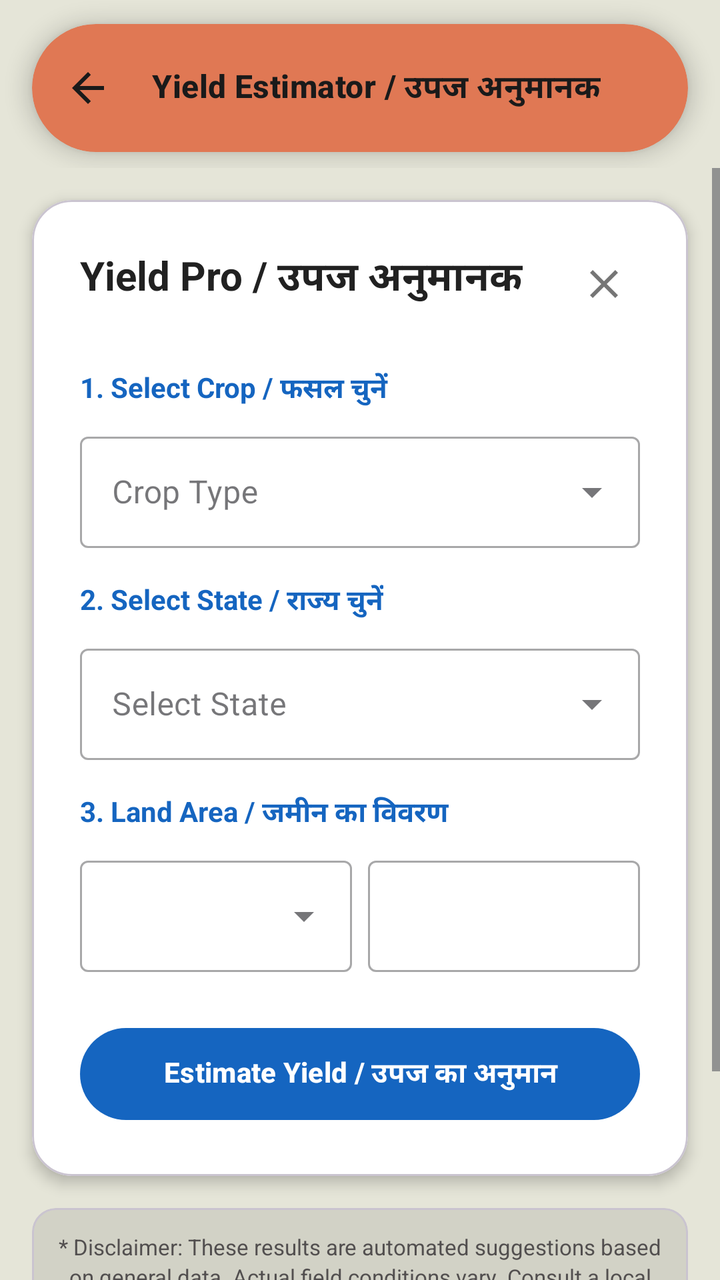
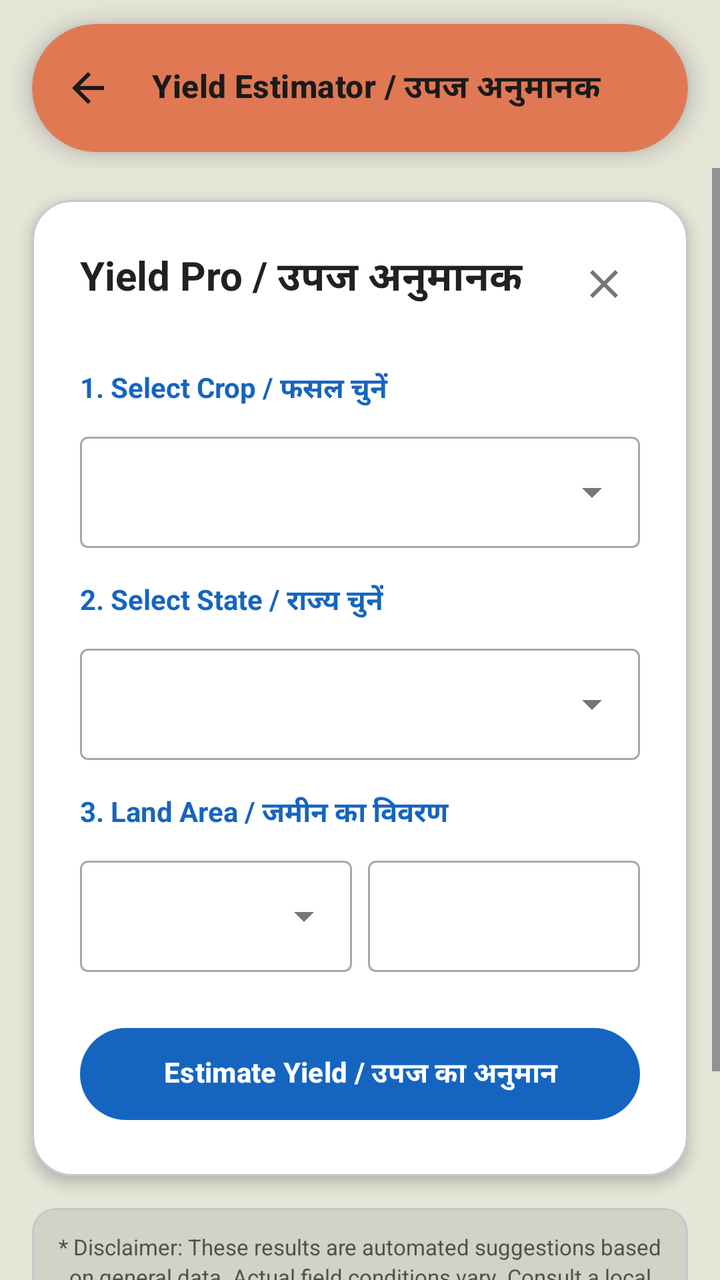

Two renders of the same Android screen: before a commit and after it. Below are the layout's source before the change and the commit's diff.
<!-- AndroidManifest.xml: application theme Theme.Jai_Kisan -->
<!-- res/layout/activity_yield_estimator.xml -->
<?xml version="1.0" encoding="utf-8"?>
<LinearLayout
    xmlns:android="http://schemas.android.com/apk/res/android"
    xmlns:app="http://schemas.android.com/apk/res-auto"
    android:id="@+id/root_view"
    android:layout_width="match_parent"
    android:layout_height="match_parent"
    android:orientation="vertical"
    android:background="#E5E5D8"
    android:fitsSystemWindows="true">

    <com.google.android.material.appbar.AppBarLayout
        android:layout_width="match_parent"
        android:layout_height="wrap_content"
        android:background="@android:color/transparent"
        app:elevation="0dp">

        <com.google.android.material.card.MaterialCardView
            android:layout_width="match_parent"
            android:layout_height="wrap_content"
            android:layout_marginStart="16dp"
            android:layout_marginEnd="16dp"
            android:layout_marginTop="12dp"
            android:layout_marginBottom="8dp"
            app:cardCornerRadius="32dp"
            app:cardElevation="6dp"
            app:cardMaxElevation="6dp"
            app:strokeWidth="0dp"
            app:cardUseCompatPadding="false"
            app:cardBackgroundColor="#E07854">

            <com.google.android.material.appbar.MaterialToolbar
                android:id="@+id/toolbar"
                android:layout_width="match_parent"
                android:layout_height="?attr/actionBarSize"
                app:titleTextAppearance="@style/TextAppearance.JaiKisan.ToolbarTitle"
                app:title="Yield Estimator / उपज अनुमानक"
                app:titleTextColor="#1A1A1A"
                app:navigationIcon="@drawable/ic_arrow_back_24"
                app:navigationIconTint="#1A1A1A" />
        </com.google.android.material.card.MaterialCardView>
    </com.google.android.material.appbar.AppBarLayout>

    <ScrollView
        android:layout_width="match_parent"
        android:layout_height="match_parent"
        android:fillViewport="true"
        android:clipToPadding="false">

        <LinearLayout
            android:layout_width="match_parent"
            android:layout_height="wrap_content"
            android:orientation="vertical"
            android:paddingBottom="30dp">

            <com.google.android.material.card.MaterialCardView
                android:layout_width="match_parent"
                android:layout_height="wrap_content"
                android:layout_margin="16dp"
                app:cardBackgroundColor="#FFFFFF"
                app:cardCornerRadius="20dp"
                app:cardElevation="4dp">

                <LinearLayout
                    android:layout_width="match_parent"
                    android:layout_height="wrap_content"
                    android:orientation="vertical"
                    android:padding="24dp">

                    <RelativeLayout
                        android:layout_width="match_parent"
                        android:layout_height="wrap_content">
                        <TextView
                            android:id="@+id/tv_title_yield_pro"
                            android:layout_width="wrap_content"
                            android:layout_height="wrap_content"
                            android:text="Yield Pro / उपज अनुमानक"
                            android:textSize="20sp"
                            android:textStyle="bold"
                            android:textColor="#212121" />
                        <ImageButton
                            android:id="@+id/btn_close"
                            android:layout_width="36dp"
                            android:layout_height="36dp"
                            android:layout_alignParentEnd="true"
                            android:src="@drawable/ic_close"
                            android:background="?attr/selectableItemBackgroundBorderless"
                            app:tint="#757575" />
                    </RelativeLayout>

                    <Space android:layout_height="24dp" android:layout_width="match_parent" />

                    <TextView
                        android:id="@+id/tv_title_select_crop"
                        android:layout_width="wrap_content"
                        android:layout_height="wrap_content"
                        android:text="1. Select Crop / फसल चुनें"
                        android:textStyle="bold"
                        android:textColor="#1565C0" />
                    <com.google.android.material.textfield.TextInputLayout
                        android:id="@+id/layout_dropdown_crop"
                        style="@style/Widget.MaterialComponents.TextInputLayout.OutlinedBox.ExposedDropdownMenu"
                        android:layout_width="match_parent" android:layout_height="wrap_content" android:layout_marginTop="8dp">
                        <AutoCompleteTextView android:id="@+id/dropdown_crop" android:layout_width="match_parent"
                            android:layout_height="wrap_content" android:hint="Crop Type" android:inputType="none" />
                    </com.google.android.material.textfield.TextInputLayout>

                    <Space android:layout_height="16dp" android:layout_width="match_parent" />

                    <TextView
                        android:id="@+id/tv_title_select_state"
                        android:layout_width="wrap_content"
                        android:layout_height="wrap_content"
                        android:text="2. Select State / राज्य चुनें"
                        android:textStyle="bold"
                        android:textColor="#1565C0" />
                    <com.google.android.material.textfield.TextInputLayout
                        android:id="@+id/layout_dropdown_state"
                        style="@style/Widget.MaterialComponents.TextInputLayout.OutlinedBox.ExposedDropdownMenu"
                        android:layout_width="match_parent" android:layout_height="wrap_content" android:layout_marginTop="8dp">
                        <AutoCompleteTextView android:id="@+id/dropdown_state" android:layout_width="match_parent"
                            android:layout_height="wrap_content" android:hint="Select State" android:inputType="none" />
                    </com.google.android.material.textfield.TextInputLayout>

                    <Space android:layout_height="16dp" android:layout_width="match_parent" />

                    <TextView
                        android:id="@+id/tv_title_land_area"
                        android:layout_width="wrap_content"
                        android:layout_height="wrap_content"
                        android:text="3. Land Area / जमीन का विवरण"
                        android:textStyle="bold"
                        android:textColor="#1565C0" />
                    <LinearLayout android:layout_width="match_parent" android:layout_height="wrap_content"
                        android:orientation="horizontal" android:layout_marginTop="8dp">
                        <com.google.android.material.textfield.TextInputLayout
                            android:id="@+id/layout_dropdown_unit"
                            style="@style/Widget.MaterialComponents.TextInputLayout.OutlinedBox.ExposedDropdownMenu"
                            android:layout_width="0dp" android:layout_height="wrap_content" android:layout_weight="1" android:layout_marginEnd="8dp">
                            <AutoCompleteTextView android:id="@+id/dropdown_unit" android:layout_width="match_parent"
                                android:layout_height="wrap_content" android:inputType="none" />
                        </com.google.android.material.textfield.TextInputLayout>
                        <com.google.android.material.textfield.TextInputLayout
                            android:id="@+id/layout_input_area"
                            style="@style/Widget.MaterialComponents.TextInputLayout.OutlinedBox"
                            android:layout_width="0dp" android:layout_height="wrap_content" android:layout_weight="1">
                            <com.google.android.material.textfield.TextInputEditText android:id="@+id/input_area"
                                android:layout_width="match_parent" android:layout_height="wrap_content" android:inputType="numberDecimal" />
                        </com.google.android.material.textfield.TextInputLayout>
                    </LinearLayout>

                    <Space android:layout_height="24dp" android:layout_width="match_parent" />

                    <com.google.android.material.button.MaterialButton
                        android:id="@+id/btn_estimate"
                        android:layout_width="match_parent"
                        android:layout_height="wrap_content"
                        android:minHeight="54dp"
                        android:paddingTop="10dp"
                        android:paddingBottom="10dp"
                        android:gravity="center"
                        android:text="Estimate Yield / उपज का अनुमान"
                        android:textStyle="bold"
                        app:backgroundTint="#1565C0"
                        app:cornerRadius="50dp" />

                    <com.google.android.material.card.MaterialCardView
                        android:id="@+id/result_section"
                        android:layout_width="match_parent" android:layout_height="wrap_content"
                        android:visibility="gone" android:layout_marginTop="20dp"
                        app:cardBackgroundColor="#E3F2FD" app:cardCornerRadius="16dp" app:cardElevation="0dp">

                        <LinearLayout android:layout_width="match_parent" android:layout_height="wrap_content"
                            android:orientation="vertical" android:padding="16dp">
                            <TextView
                                android:id="@+id/tv_title_estimated_yield"
                                android:layout_width="wrap_content" android:layout_height="wrap_content"
                                android:text="Estimated Yield / अनुमानित उपज" android:textStyle="bold" android:textColor="#1565C0" android:layout_marginBottom="12dp" />
                            <TextView android:id="@+id/tv_yield_per_acre" android:layout_width="match_parent" android:layout_height="wrap_content" android:text="--" android:textColor="#212121" android:layout_marginBottom="4dp"/>
                            <TextView android:id="@+id/tv_total_yield" android:layout_width="match_parent" android:layout_height="wrap_content" android:text="--" android:textColor="#212121" android:layout_marginBottom="12dp"/>
                            <View android:layout_width="match_parent" android:layout_height="1dp" android:background="#BBDEFB" android:layout_marginBottom="12dp" />
                            <TextView android:id="@+id/tv_yield_summary" android:layout_width="match_parent" android:layout_height="wrap_content" android:text="--" android:textSize="13sp" android:textColor="#424242" android:layout_marginBottom="16dp" />

                            <com.google.android.material.progressindicator.CircularProgressIndicator
                                android:id="@+id/loadingIndicator" android:layout_width="wrap_content" android:layout_height="wrap_content"
                                android:layout_gravity="center" android:indeterminate="true" android:visibility="gone" android:layout_marginBottom="16dp" />
                            <TextView android:id="@+id/tv_ai_insight" android:layout_width="match_parent" android:layout_height="wrap_content"
                                android:textSize="14sp" android:textColor="#212121" android:layout_marginBottom="16dp" android:visibility="gone" />

                            <com.google.android.material.button.MaterialButton
                                android:id="@+id/btn_share"
                                style="@style/Widget.MaterialComponents.Button.OutlinedButton"
                                android:layout_width="match_parent"
                                android:layout_height="wrap_content"
                                android:minHeight="48dp"
                                android:paddingTop="8dp"
                                android:paddingBottom="8dp"
                                android:gravity="center"
                                android:text="Share Advice / सलाह साझा करें"
                                android:textColor="#1565C0"
                                app:strokeColor="#1565C0"
                                app:cornerRadius="50dp" />
                        </LinearLayout>
                    </com.google.android.material.card.MaterialCardView>
                </LinearLayout>
            </com.google.android.material.card.MaterialCardView>

            <com.google.android.material.card.MaterialCardView
                android:layout_width="match_parent"
                android:layout_height="wrap_content"
                android:layout_marginStart="16dp"
                android:layout_marginEnd="16dp"
                android:layout_marginBottom="16dp"
                app:cardElevation="0dp"
                app:cardBackgroundColor="#15000000"
                app:cardCornerRadius="12dp">

                <TextView
                    android:id="@+id/tv_disclaimer"
                    android:layout_width="match_parent"
                    android:layout_height="wrap_content"
                    android:padding="12dp"
                    android:textAlignment="center"
                    android:textSize="11sp"
                    android:textColor="#524F4F"
                    android:lineSpacingExtra="2dp"
                    android:text="* Disclaimer: These results are automated suggestions based on general data. Actual field conditions vary. Consult a local agriculture specialist before making final decisions. \n अस्वीकरण: ये परिणाम सामान्य डेटा पर आधारित स्वचालित सुझाव हैं। वास्तविक स्थिति भिन्न हो सकती है। अंतिम निर्णय लेने से पहले स्थानीय कृषि विशेषज्ञ से सलाह लें।" />
            </com.google.android.material.card.MaterialCardView>

        </LinearLayout>
    </ScrollView>
</LinearLayout>
<!-- resources referenced by this layout -->
<resources>
  <!-- drawable ic_arrow_back_24 (drawable) -->
  <vector xmlns:android="http://schemas.android.com/apk/res/android" android:autoMirrored="true" android:height="24dp" android:tint="#000000" android:viewportHeight="960" android:viewportWidth="960" android:width="24dp">
        
      <path android:fillColor="@android:color/white" android:pathData="M313,520L537,744L480,800L160,480L480,160L537,216L313,440L800,440L800,520L313,520Z"/>
      
  </vector>
  <!-- drawable ic_close (drawable) -->
  <vector xmlns:android="http://schemas.android.com/apk/res/android"
      android:width="24dp"
      android:height="24dp"
      android:viewportWidth="24"
      android:viewportHeight="24">
    <path
        android:fillColor="#000000"
        android:pathData="M19,6.41L17.59,5 12,10.59 6.41,5 5,6.41 10.59,12 5,17.59 6.41,19 12,13.41 17.59,19 19,17.59 13.41,12z"/>
  </vector>
  <style name="TextAppearance.JaiKisan.ToolbarTitle" parent="TextAppearance.Material3.TitleMedium">
          <item name="android:textSize">16sp</item>
          <item name="android:textStyle">bold</item>
          <item name="android:textColor">#1A1A1A</item>
      </style>
  <style name="Theme.Jai_Kisan" parent="Base.Theme.Jai_Kisan" />
  <style name="Base.Theme.Jai_Kisan" parent="Theme.Material3.Light.NoActionBar">
  
          <item name="android:forceDarkAllowed" tools:targetApi="q">false</item>
  
          <item name="android:windowBackground">@color/app_background</item>
  
          <item name="android:fontFamily">@font/poppins</item>
  
          <item name="colorPrimary">@color/green</item>
          <item name="colorPrimaryVariant">@color/green</item>
          <item name="colorOnPrimary">@color/white</item>
          <item name="colorSecondary">@color/green</item>
          <item name="colorSecondaryVariant">@color/green</item>
          <item name="colorOnSecondary">@color/white</item>
  
          <item name="android:statusBarColor">?attr/colorPrimary</item>
  
      </style>
  <color name="app_background">#F9F6ED</color>
  <color name="green">#2E7D32</color>
  <color name="white">#FFFFFFFF</color>
</resources>

<!-- the commit's change to res/layout/activity_yield_estimator.xml (unified diff, before → after) -->
@@ -102,7 +102,7 @@
                         style="@style/Widget.MaterialComponents.TextInputLayout.OutlinedBox.ExposedDropdownMenu"
                         android:layout_width="match_parent" android:layout_height="wrap_content" android:layout_marginTop="8dp">
                         <AutoCompleteTextView android:id="@+id/dropdown_crop" android:layout_width="match_parent"
-                            android:layout_height="wrap_content" android:hint="Crop Type" android:inputType="none" />
+                            android:layout_height="wrap_content" android:inputType="none" />
                     </com.google.android.material.textfield.TextInputLayout>
 
                     <Space android:layout_height="16dp" android:layout_width="match_parent" />
@@ -119,7 +119,7 @@
                         style="@style/Widget.MaterialComponents.TextInputLayout.OutlinedBox.ExposedDropdownMenu"
                         android:layout_width="match_parent" android:layout_height="wrap_content" android:layout_marginTop="8dp">
                         <AutoCompleteTextView android:id="@+id/dropdown_state" android:layout_width="match_parent"
-                            android:layout_height="wrap_content" android:hint="Select State" android:inputType="none" />
+                            android:layout_height="wrap_content" android:inputType="none" />
                     </com.google.android.material.textfield.TextInputLayout>
 
                     <Space android:layout_height="16dp" android:layout_width="match_parent" />
